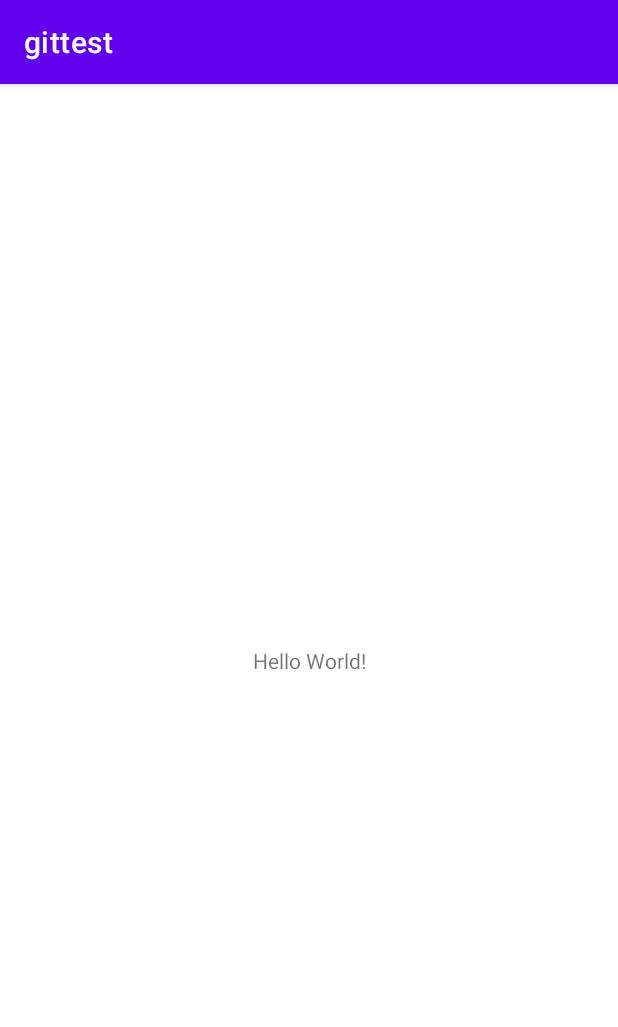
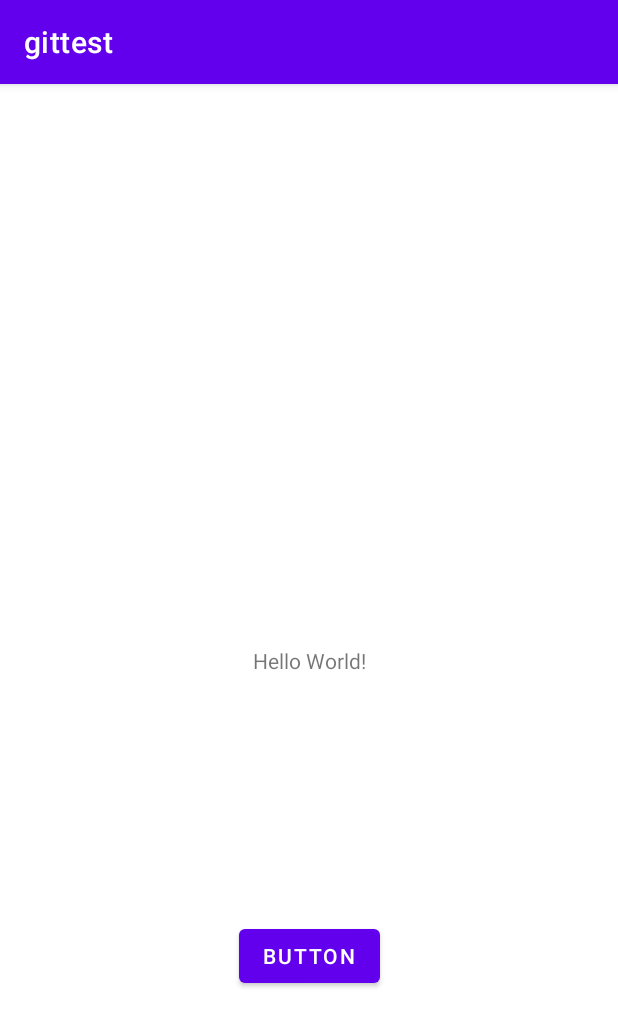
Before and after one commit to ozing1111/gittest, an Android app: the screen it shows after launch (MainActivity), on a phone screen of 412 x 824 dp. Shown: the top 1027 px of the screen. Run offline under Robolectric (Android 15) with nearby library versions, the phone set to English and light mode, and no system bars.

Commit message:
버튼 위젯 추가

```diff
--- a/app/src/main/res/layout/activity_main.xml
+++ b/app/src/main/res/layout/activity_main.xml
@@ -7,6 +7,7 @@
     tools:context=".MainActivity">
 
     <TextView
+        android:id="@+id/textView"
         android:layout_width="wrap_content"
         android:layout_height="wrap_content"
         android:text="Hello World!"
@@ -15,4 +16,14 @@
         app:layout_constraintRight_toRightOf="parent"
         app:layout_constraintTop_toTopOf="parent" />
 
+    <Button
+        android:id="@+id/button1"
+        android:layout_width="wrap_content"
+        android:layout_height="wrap_content"
+        android:text="Button"
+        app:layout_constraintBottom_toBottomOf="parent"
+        app:layout_constraintEnd_toEndOf="parent"
+        app:layout_constraintStart_toStartOf="parent"
+        app:layout_constraintTop_toBottomOf="@+id/textView" />
+
 </androidx.constraintlayout.widget.ConstraintLayout>
```
